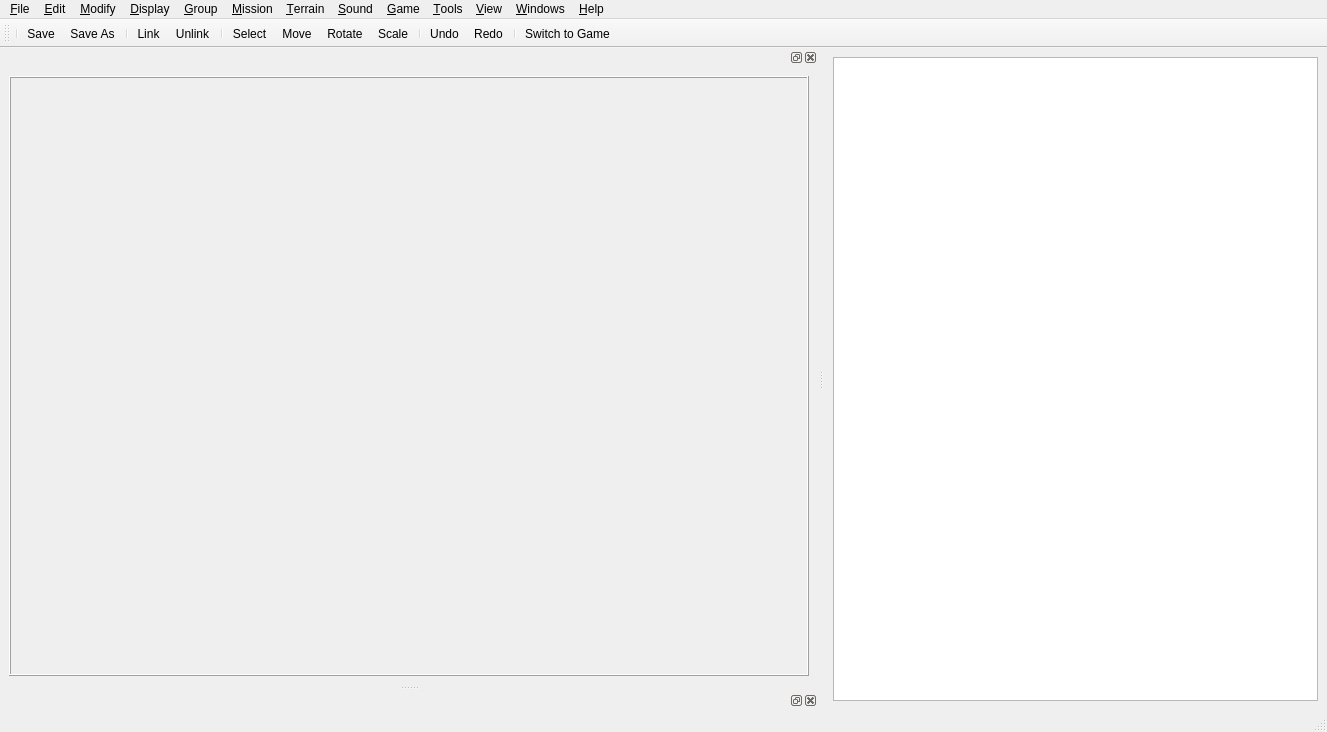
Qt form Code/Sandbox/Editor/Qt/EditorMainFrame.ui (fromasmtodisasm/BlackBox) before a commit.
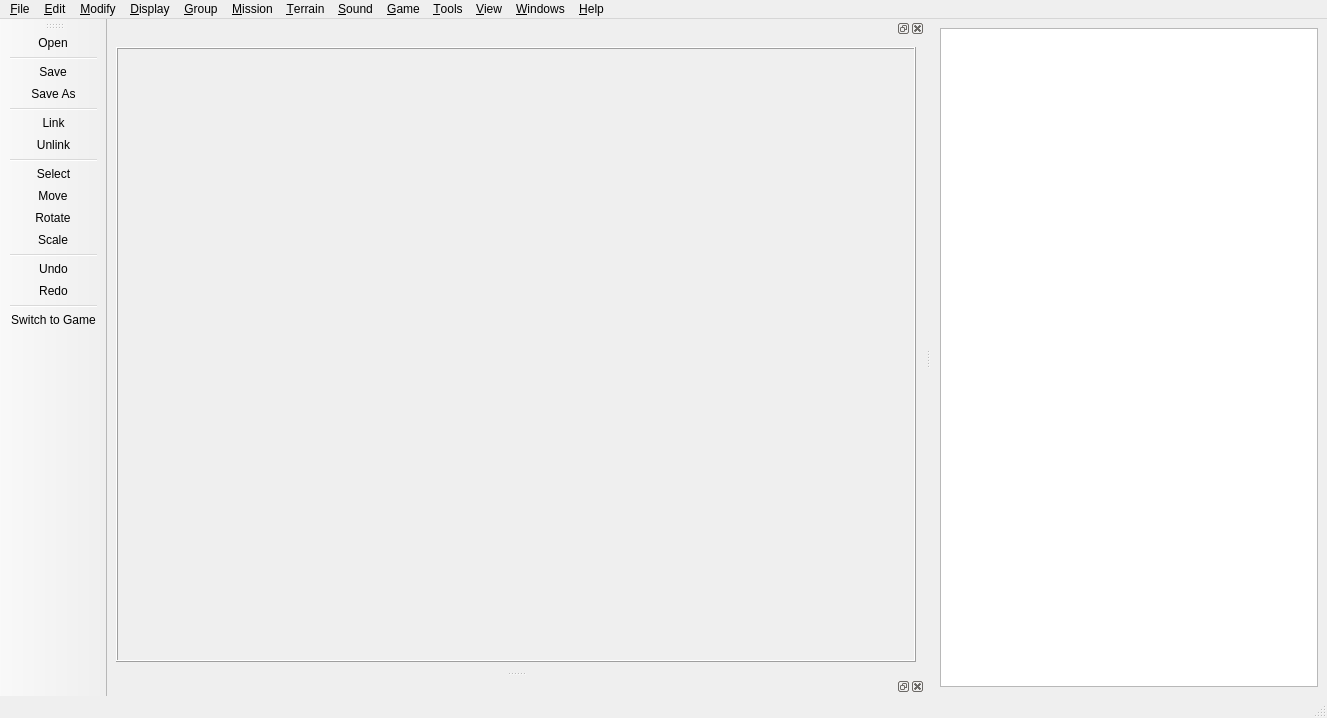
The same form after that commit. Icons and pictures are not drawn. Custom widgets are drawn as their Qt base class.

```diff
--- a/Code/Sandbox/Editor/Qt/EditorMainFrame.ui
+++ b/Code/Sandbox/Editor/Qt/EditorMainFrame.ui
@@ -217,11 +217,12 @@
     <string>toolBar</string>
    </property>
    <attribute name="toolBarArea">
-    <enum>TopToolBarArea</enum>
+    <enum>LeftToolBarArea</enum>
    </attribute>
    <attribute name="toolBarBreak">
     <bool>false</bool>
    </attribute>
+   <addaction name="actionOpen"/>
    <addaction name="separator"/>
    <addaction name="action_Save"/>
    <addaction name="actionSave_As"/>
@@ -567,6 +568,15 @@
     <string>Show Data Base View</string>
    </property>
   </action>
+  <action name="actionOpen">
+   <property name="icon">
+    <iconset resource="../../Plugins/EditorCommon/EditorCommon.qrc">
+     <normaloff>:/icons/General/file-open.ico</normaloff>:/icons/General/file-open.ico</iconset>
+   </property>
+   <property name="text">
+    <string>&amp;Open</string>
+   </property>
+  </action>
  </widget>
  <customwidgets>
   <customwidget>
```
Left out of the diff: 9 changed lines with no effect on the pictures.
